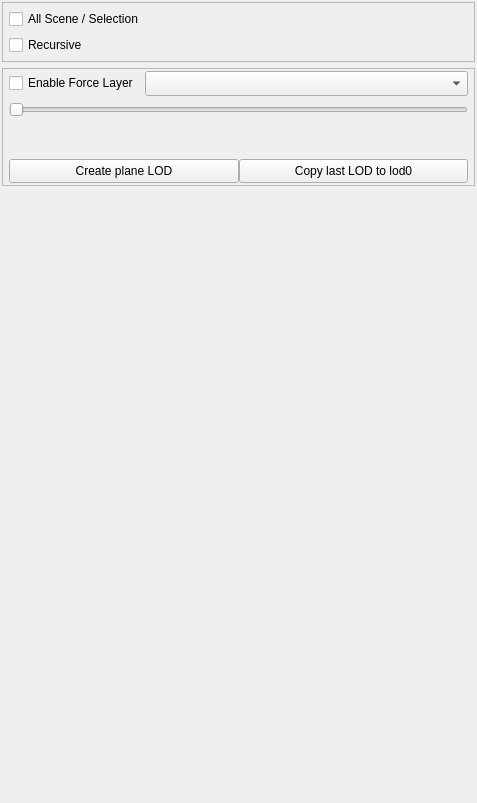
Old version of the form Tools/ResourceEditor/DataQt/LODEditor.ui in the repository xaoctech/dava.engine.
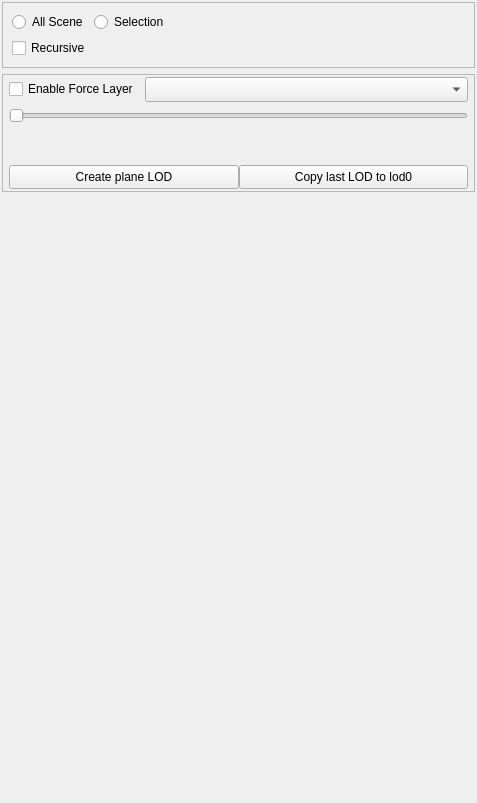
New version of the form. Custom widgets are drawn as their Qt base class.

Commit message: [DF-11123] Added new mode to LODEditor: fit sliders to maximum distance

Diff of the .ui file:
```diff
--- a/Tools/ResourceEditor/DataQt/LODEditor.ui
+++ b/Tools/ResourceEditor/DataQt/LODEditor.ui
@@ -35,15 +35,42 @@
       <enum>QFrame::Raised</enum>
      </property>
      <layout class="QVBoxLayout" name="verticalLayout_2">
-      <property name="margin">
-       <number>6</number>
-      </property>
       <item>
-       <widget class="QCheckBox" name="checkboxLodEditorMode">
-        <property name="text">
-         <string>All Scene / Selection</string>
-        </property>
-       </widget>
+       <layout class="QHBoxLayout" name="horizontalLayout_2">
+        <item>
+         <widget class="QRadioButton" name="radioButtonAllScene">
+          <property name="toolTip">
+           <string>Apply distances to all LodComponents from all scene</string>
+          </property>
+          <property name="text">
+           <string>All Scene</string>
+          </property>
+         </widget>
+        </item>
+        <item>
+         <widget class="QRadioButton" name="radioButtonSelection">
+          <property name="toolTip">
+           <string>Apply distances to all LodComponents from Selection only</string>
+          </property>
+          <property name="text">
+           <string>Selection</string>
+          </property>
+         </widget>
+        </item>
+        <item>
+         <spacer name="horizontalSpacer">
+          <property name="orientation">
+           <enum>Qt::Horizontal</enum>
+          </property>
+          <property name="sizeHint" stdset="0">
+           <size>
+            <width>40</width>
+            <height>20</height>
+           </size>
+          </property>
+         </spacer>
+        </item>
+       </layout>
       </item>
       <item>
        <widget class="QCheckBox" name="checkboxRecursive">
```
Left out of the diff: 3 changed lines with no effect on the pictures. The commit also changes 6 other files.
